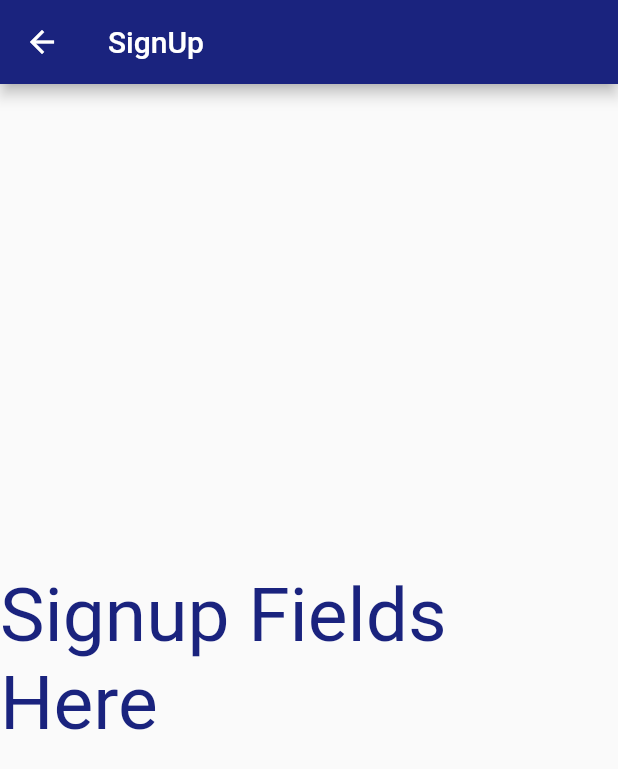
After one commit to astreffect/ayto_driver_x, a Flutter app: the SignupScreen screen opened directly, on a phone screen of 412 x 824 dp. The commit adds this screen. Shown: the top 769 px of the screen. Run offline on Flutter 3.47's test engine with Material 2 defaults, Android fonts, the phone set to English and light mode, and no system bars; our stand-ins replace firebase_auth, firebase_core, fluttertoast; accounts and stored records are empty; network calls fail.

Commit message:
Signup Page Ready. Working on Action.

```diff
--- /dev/null
+++ b/lib/signup.dart
@@ -0,0 +1,42 @@
+import 'package:ayto_driver_x/home.dart';
+import 'package:firebase_auth/firebase_auth.dart';
+import 'package:flutter/material.dart';
+import 'package:fluttertoast/fluttertoast.dart';
+
+class SignupScreen extends StatefulWidget {
+  @override
+  _SignupScreenState createState() => _SignupScreenState();
+}
+
+class _SignupScreenState extends State<SignupScreen> {
+  @override
+  Widget build(BuildContext context) {
+
+    return Scaffold(
+      appBar: AppBar(
+        backgroundColor: Colors.indigo[900],
+        title: Text('SignUp'),
+
+      ),
+      body: Center(
+        child: Center(
+          child: Column(
+            mainAxisAlignment: MainAxisAlignment.center,
+            children: [
+              Text(
+                "Signup Fields Here",
+                style: TextStyle(
+                  color: Colors.indigo[900],
+                  fontSize: 50,
+                ),
+              ),
+
+            ],
+          ),
+        ),
+      ),
+    );
+  }
+
+
+}
```
Also changed, not shown: lib/home.dart (+24 -4 lines).
